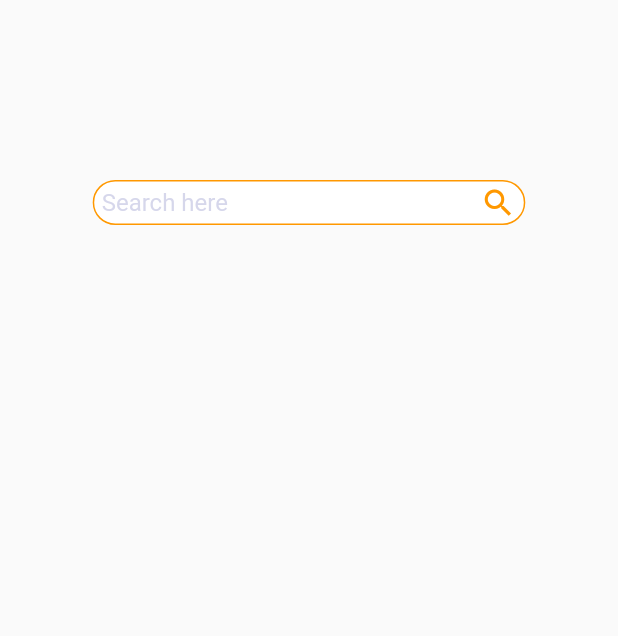
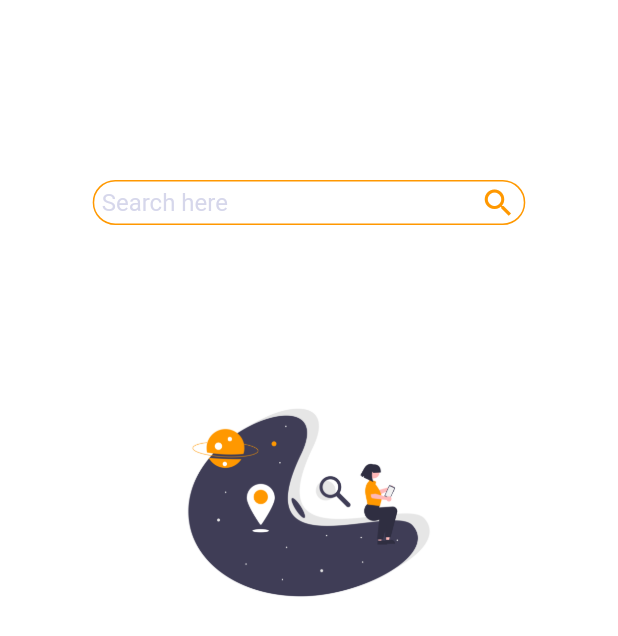
Before and after one commit to ZapeeoSheikh/TravelApp, a Flutter app: the screen it shows after launch, on a phone screen of 412 x 824 dp. Shown: the top 636 px of the screen. Run offline on Flutter 3.47's test engine with Material 2 defaults, Android fonts, the phone set to English and light mode, and no system bars.

Commit message:
Travel App Completed

```diff
--- a/lib/pages/search.dart
+++ b/lib/pages/search.dart
@@ -8,12 +8,14 @@ class SearchPage extends StatelessWidget {
 
   @override
   Widget build(BuildContext context) {
-    return Center(
+    return Scaffold(
+      backgroundColor: Colors.white,
+      body: Center(
         child: Container(
           margin: EdgeInsets.only(top: 120),
           child: Column(
             children: [
-            Stack(
+              Column(
                 children: [
                   Container(
                     height: 30,
@@ -43,12 +45,24 @@ class SearchPage extends StatelessWidget {
                         )
                       ],
                     ),
+                  ),
+                  SizedBox(
+                    height: 60,
+                  ),
+                  Container(
+                    height: 250,
+                    width: 200,
+                    child: Image(
+                        image: AssetImage(
+                      "img/search.png",
+                    )),
                   )
                 ],
               )
             ],
           ),
         ),
+      ),
     );
   }
 }
```
Also changed, not shown: lib/pages/bar_page.dart (+8 -3 lines), img/bar.png (added), img/search.png (added). Lines whose indentation alone changed are shown as unchanged.
